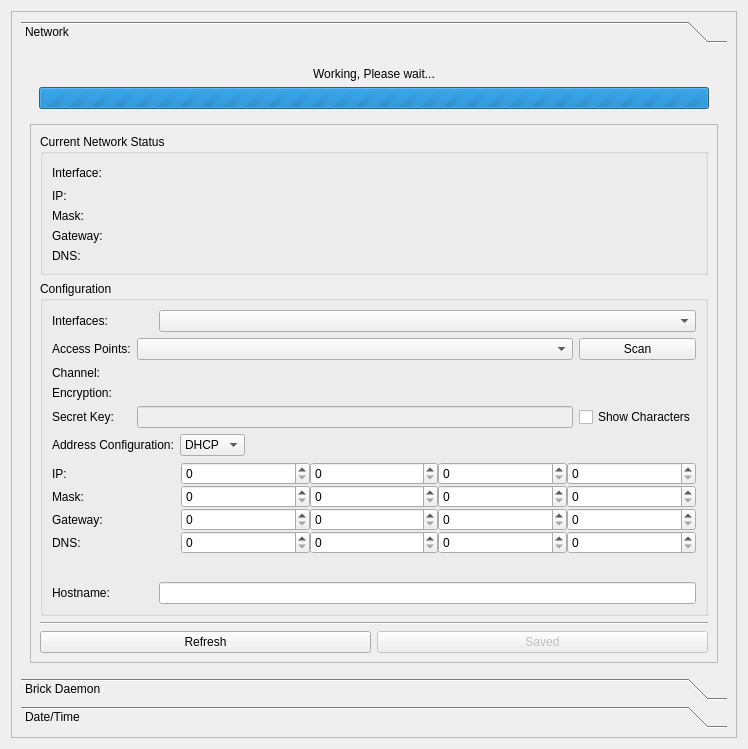
The window that src/brickv/plugin_system/plugins/red/ui/red_tab_settings.ui (Tinkerforge/brickv) describes before a commit, drawn with Qt 5.
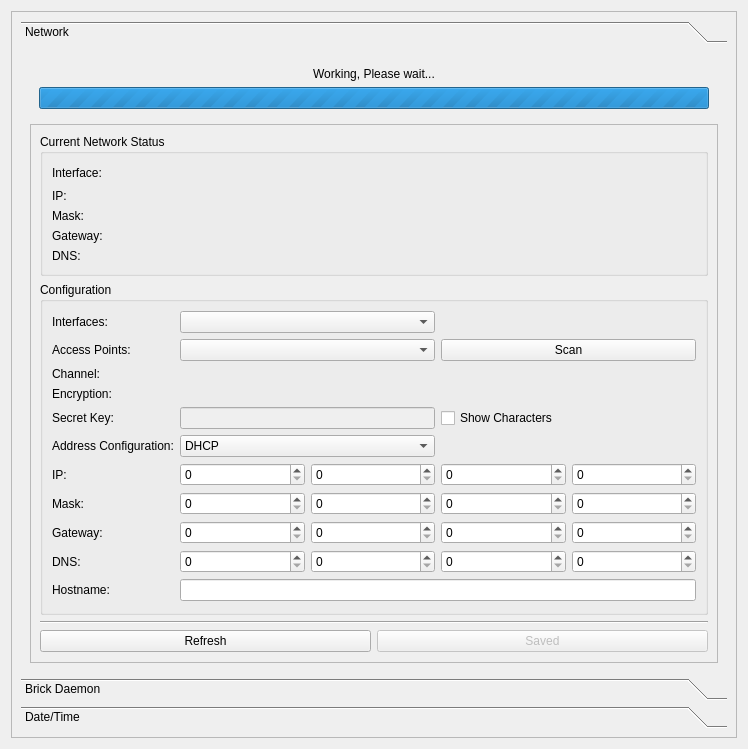
The same window after the commit.

Commit message:
red-brick: Reworked GUI of the network settings.
1. iw tool reporting association for our supported wifi dongle fixed

Diff of the .ui file:
```diff
--- a/src/brickv/plugin_system/plugins/red/ui/red_tab_settings.ui
+++ b/src/brickv/plugin_system/plugins/red/ui/red_tab_settings.ui
@@ -88,9 +88,9 @@
              <property name="geometry">
               <rect>
                <x>0</x>
-               <y>-95</y>
+               <y>-87</y>
                <width>674</width>
-               <height>631</height>
+               <height>613</height>
               </rect>
              </property>
              <layout class="QVBoxLayout" name="verticalLayout_9">
@@ -132,7 +132,56 @@
                   <layout class="QVBoxLayout" name="verticalLayout_7">
                    <item>
                     <layout class="QGridLayout" name="gridLayout_8">
-                     <item row="5" column="0">
+                     <item row="7" column="4">
+                      <widget class="QSpinBox" name="sbox_net_mask4">
+                       <property name="maximum">
+                        <number>255</number>
+                       </property>
+                      </widget>
+                     </item>
+                     <item row="2" column="0">
+                      <widget class="QLabel" name="label_ch">
+                       <property name="text">
+                        <string>Channel:</string>
+                       </property>
+                      </widget>
+                     </item>
+                     <item row="1" column="0">
+                      <widget class="QLabel" name="label_ap">
+                       <property name="text">
+                        <string>Access Points:</string>
+                       </property>
+                      </widget>
+                     </item>
+                     <item row="3" column="0">
+                      <widget class="QLabel" name="label_enc">
+                       <property name="text">
+                        <string>Encryption:</string>
+                       </property>
+                      </widget>
+                     </item>
+                     <item row="7" column="0">
+                      <widget class="QLabel" name="label_mask">
+                       <property name="text">
+                        <string>Mask:</string>
+                       </property>
+                      </widget>
+                     </item>
+                     <item row="7" column="2">
+                      <widget class="QSpinBox" name="sbox_net_mask2">
+                       <property name="maximum">
+                        <number>255</number>
+                       </property>
+                      </widget>
+                     </item>
+                     <item row="8" column="1">
+                      <widget class="QSpinBox" name="sbox_net_gw1">
+                       <property name="maximum">
+                        <number>255</number>
+                       </property>
+                      </widget>
+                     </item>
+                     <item row="11" column="0">
                       <spacer name="verticalSpacer_5">
                        <property name="orientation">
                         <enum>Qt::Vertical</enum>
@@ -152,295 +201,164 @@
                        </property>
                       </widget>
                      </item>
-                     <item row="3" column="0" colspan="3">
-                      <widget class="QFrame" name="frame_static_ip_conf">
-                       <layout class="QVBoxLayout" name="verticalLayout_16">
-                        <property name="spacing">
-                         <number>0</number>
-                        </property>
-                        <property name="margin">
-                         <number>0</number>
-                        </property>
-                        <item>
-                         <layout class="QGridLayout" name="gridLayout_9">
-                          <item row="3" column="0">
-                           <widget class="QLabel" name="label_26">
+                     <item row="10" column="0">
+                      <widget class="QLabel" name="label_3">
+                       <property name="text">
+                        <string>Hostname:</string>
+                       </property>
+                      </widget>
+                     </item>
+                     <item row="6" column="0">
+                      <widget class="QLabel" name="label_ip">
+                       <property name="text">
+                        <string>IP:</string>
+                       </property>
+                      </widget>
+                     </item>
+                     <item row="1" column="3" colspan="2">
+                      <widget class="QPushButton" name="pbutton_net_wireless_scan">
+                       <property name="text">
+                        <string>Scan</string>
+                       </property>
+                      </widget>
+                     </item>
+                     <item row="5" column="0">
+                      <widget class="QLabel" name="label_addrs_conf">
+                       <property name="text">
+                        <string>Address Configuration:</string>
+                       </property>
+                      </widget>
+                     </item>
+                     <item row="9" column="2">
+                      <widget class="QSpinBox" name="sbox_net_dns2">
+                       <property name="maximum">
+                        <number>255</number>
+                       </property>
+                      </widget>
+                     </item>
+                     <item row="8" column="0">
+                      <widget class="QLabel" name="label_gw">
+                       <property name="text">
+                        <string>Gateway:</string>
+                       </property>
+                      </widget>
+                     </item>
+                     <item row="6" column="3">
+                      <widget class="QSpinBox" name="sbox_net_ip3">
+                       <property name="maximum">
+                        <number>255</number>
+                       </property>
+                      </widget>
+                     </item>
+                     <item row="9" column="4">
+                      <widget class="QSpinBox" name="sbox_net_dns4">
+                       <property name="maximum">
+                        <number>255</number>
+                       </property>
+                      </widget>
+                     </item>
+                     <item row="6" column="1">
+                      <widget class="QSpinBox" name="sbox_net_ip1">
+                       <property name="maximum">
+                        <number>255</number>
+                       </property>
+                      </widget>
+                     </item>
+                     <item row="9" column="3">
+                      <widget class="QSpinBox" name="sbox_net_dns3">
+                       <property name="maximum">
+                        <number>255</number>
+                       </property>
+                      </widget>
+                     </item>
+                     <item row="9" column="0">
+                      <widget class="QLabel" name="label_dns">
                             <property name="text">
                              <string>DNS:</string>
                             </property>
                            </widget>
                           </item>
-                          <item row="1" column="1">
-                           <widget class="QSpinBox" name="sbox_net_mask1">
-                            <property name="maximum">
-                             <number>255</number>
+                     <item row="4" column="0">
+                      <widget class="QLabel" name="label_key">
+                       <property name="text">
+                        <string>Secret Key:</string>
                             </property>
                            </widget>
                           </item>
-                          <item row="0" column="4">
+                     <item row="6" column="4">
                            <widget class="QSpinBox" name="sbox_net_ip4">
                             <property name="maximum">
                              <number>255</number>
                             </property>
                            </widget>
                           </item>
-                          <item row="2" column="3">
-                           <widget class="QSpinBox" name="sbox_net_gw3">
+                     <item row="7" column="3">
+                      <widget class="QSpinBox" name="sbox_net_mask3">
                             <property name="maximum">
                              <number>255</number>
                             </property>
                            </widget>
                           </item>
-                          <item row="2" column="4">
-                           <widget class="QSpinBox" name="sbox_net_gw4">
+                     <item row="1" column="1" colspan="2">
+                      <widget class="QComboBox" name="cbox_net_wireless_ap"/>
+                     </item>
+                     <item row="7" column="1">
+                      <widget class="QSpinBox" name="sbox_net_mask1">
                             <property name="maximum">
                              <number>255</number>
                             </property>
                            </widget>
                           </item>
-                          <item row="3" column="1">
+                     <item row="9" column="1">
                            <widget class="QSpinBox" name="sbox_net_dns1">
                             <property name="maximum">
                              <number>255</number>
                             </property>
                            </widget>
                           </item>
-                          <item row="0" column="2">
+                     <item row="8" column="3">
+                      <widget class="QSpinBox" name="sbox_net_gw3">
+                       <property name="maximum">
+                        <number>255</number>
+                       </property>
+                      </widget>
+                     </item>
+                     <item row="6" column="2">
                            <widget class="QSpinBox" name="sbox_net_ip2">
                             <property name="maximum">
                              <number>255</number>
                             </property>
                            </widget>
                           </item>
-                          <item row="1" column="0">
-                           <widget class="QLabel" name="label_23">
-                            <property name="text">
-                             <string>Mask:</string>
-                            </property>
-                           </widget>
-                          </item>
-                          <item row="0" column="0">
-                           <widget class="QLabel" name="label_24">
-                            <property name="text">
-                             <string>IP:</string>
-                            </property>
-                           </widget>
-                          </item>
-                          <item row="0" column="3">
-                           <widget class="QSpinBox" name="sbox_net_ip3">
-                            <property name="maximum">
-                             <number>255</number>
-                            </property>
-                           </widget>
-                          </item>
-                          <item row="1" column="3">
-                           <widget class="QSpinBox" name="sbox_net_mask3">
-                            <property name="maximum">
-                             <number>255</number>
-                            </property>
-                           </widget>
-                          </item>
-                          <item row="4" column="0">
-                           <spacer name="verticalSpacer_2">
-                            <property name="orientation">
-                             <enum>Qt::Vertical</enum>
-                            </property>
-                            <property name="sizeHint" stdset="0">
-                             <size>
-                              <width>20</width>
-                              <height>40</height>
-                             </size>
-                            </property>
-                           </spacer>
-                          </item>
-                          <item row="3" column="2">
-                           <widget class="QSpinBox" name="sbox_net_dns2">
-                            <property name="maximum">
-                             <number>255</number>
-                            </property>
-                           </widget>
-                          </item>
-                          <item row="3" column="3">
-                           <widget class="QSpinBox" name="sbox_net_dns3">
-                            <property name="maximum">
-                             <number>255</number>
-                            </property>
-                           </widget>
-                          </item>
-                          <item row="3" column="4">
-                           <widget class="QSpinBox" name="sbox_net_dns4">
-                            <property name="maximum">
-                             <number>255</number>
-                            </property>
-                           </widget>
-                          </item>
-                          <item row="1" column="2">
-                           <widget class="QSpinBox" name="sbox_net_mask2">
-                            <property name="maximum">
-                             <number>255</number>
-                            </property>
-                           </widget>
-                          </item>
-                          <item row="1" column="4">
-                           <widget class="QSpinBox" name="sbox_net_mask4">
-                            <property name="maximum">
-                             <number>255</number>
-                            </property>
-                           </widget>
-                          </item>
-                          <item row="2" column="1">
-                           <widget class="QSpinBox" name="sbox_net_gw1">
-                            <property name="maximum">
-                             <number>255</number>
-                            </property>
-                           </widget>
-                          </item>
-                          <item row="2" column="2">
+                     <item row="8" column="2">
                            <widget class="QSpinBox" name="sbox_net_gw2">
                             <property name="maximum">
                              <number>255</number>
                             </property>
                            </widget>
                           </item>
-                          <item row="0" column="1">
-                           <widget class="QSpinBox" name="sbox_net_ip1">
+                     <item row="8" column="4">
+                      <widget class="QSpinBox" name="sbox_net_gw4">
                             <property name="maximum">
                              <number>255</number>
                             </property>
                            </widget>
                           </item>
-                          <item row="2" column="0">
-                           <widget class="QLabel" name="label_25">
-                            <property name="text">
-                             <string>Gateway:</string>
-                            </property>
-                           </widget>
-                          </item>
-                         </layout>
-                        </item>
-                        <item>
-                         <spacer name="verticalSpacer_3">
-                          <property name="orientation">
-                           <enum>Qt::Vertical</enum>
-                          </property>
-                          <property name="sizeHint" stdset="0">
-                           <size>
-                            <width>20</width>
-                            <height>40</height>
-                           </size>
-                          </property>
-                         </spacer>
-                        </item>
-                       </layout>
-                      </widget>
-                     </item>
-                     <item row="1" column="0" colspan="3">
-                      <widget class="QFrame" name="frame_wireless_conf">
-                       <layout class="QGridLayout" name="gridLayout">
-                        <property name="margin">
-                         <number>0</number>
-                        </property>
-                        <item row="0" column="0">
-                         <layout class="QGridLayout" name="gridLayout_11">
-                          <item row="3" column="2">
-                           <widget class="QCheckBox" name="cbox_net_wireless_key_show">
+                     <item row="4" column="3" colspan="2">
+                      <widget class="QCheckBox" name="chkbox_net_wireless_key_show">
                             <property name="text">
                              <string>Show Characters</string>
                             </property>
                            </widget>
                           </item>
-                          <item row="2" column="1" colspan="2">
-                           <widget class="QLabel" name="label_net_wireless_enctype">
-                            <property name="text">
-                             <string/>
-                            </property>
-                           </widget>
-                          </item>
-                          <item row="0" column="1">
-                           <widget class="QComboBox" name="cbox_net_wireless_ap"/>
-                          </item>
-                          <item row="3" column="1">
+                     <item row="4" column="1" colspan="2">
                            <widget class="QLineEdit" name="ledit_net_wireless_key">
                             <property name="enabled">
                              <bool>false</bool>
                             </property>
                            </widget>
                           </item>
-                          <item row="1" column="1" colspan="2">
-                           <widget class="QLabel" name="label_net_wireless_channel">
-                            <property name="text">
-                             <string/>
-                            </property>
-                           </widget>
-                          </item>
-                          <item row="0" column="0">
-                           <widget class="QLabel" name="label_27">
-                            <property name="text">
-                             <string>Access Points:</string>
-                            </property>
-                           </widget>
-                          </item>
-                          <item row="4" column="0">
-                           <spacer name="verticalSpacer">
-                            <property name="orientation">
-                             <enum>Qt::Vertical</enum>
-                            </property>
-                            <property name="sizeHint" stdset="0">
-                             <size>
-                              <width>20</width>
-                              <height>40</height>
-                             </size>
-                            </property>
-                           </spacer>
-                          </item>
-                          <item row="3" column="0">
-                           <widget class="QLabel" name="label_29">
-                            <property name="text">
-                             <string>Secret Key:</string>
-                            </property>
-                           </widget>
-                          </item>
-                          <item row="1" column="0">
-                           <widget class="QLabel" name="label_38">
-                            <property name="text">
-                             <string>Channel:</string>
-                            </property>
-                           </widget>
-                          </item>
-                          <item row="0" column="2">
-                           <widget class="QPushButton" name="pbutton_net_wireless_scan">
-                            <property name="text">
-                             <string>Scan</string>
-                            </property>
-                           </widget>
-                          </item>
-                          <item row="2" column="0">
-                           <widget class="QLabel" name="label_28">
-                            <property name="text">
-                             <string>Encryption:</string>
-                            </property>
-                           </widget>
-                          </item>
-                         </layout>
-                        </item>
-                       </layout>
-                      </widget>
-                     </item>
-                     <item row="2" column="0" colspan="3">
-                      <widget class="QFrame" name="frame_net_conftype">
-                       <property name="frameShape">
-                        <enum>QFrame::NoFrame</enum>
-                       </property>
-                       <property name="frameShadow">
-                        <enum>QFrame::Plain</enum>
-                       </property>
-                       <layout class="QVBoxLayout" name="verticalLayout_6">
-                        <property name="margin">
-                         <number>0</number>
-                        </property>
-                        <item>
-                         <layout class="QGridLayout" name="gridLayout_13">
-                          <item row="0" column="1">
+                     <item row="5" column="1" colspan="2">
                            <widget class="QComboBox" name="cbox_net_conftype">
                             <item>
                              <property name="text">
@@ -454,31 +372,6 @@
                             </item>
                            </widget>
                           </item>
-                          <item row="0" column="0">
-                           <widget class="QLabel" name="label_22">
-                            <property name="text">
-                             <string>Address Configuration:</string>
-                            </property>
-                           </widget>
-                          </item>
-                          <item row="0" column="2">
-                           <spacer name="horizontalSpacer_2">
-                            <property name="orientation">
-                             <enum>Qt::Horizontal</enum>
-                            </property>
-                            <property name="sizeHint" stdset="0">
-                             <size>
-                              <width>40</width>
-                              <height>20</height>
-                             </size>
-                            </property>
-                           </spacer>
-                          </item>
-                         </layout>
-                        </item>
-                       </layout>
-                      </widget>
-                     </item>
                      <item row="0" column="1" colspan="2">
                       <widget class="QComboBox" name="cbox_net_intf">
                        <property name="sizePolicy">
@@ -489,7 +382,7 @@
                        </property>
                       </widget>
                      </item>
-                     <item row="4" column="1" colspan="2">
+                     <item row="10" column="1" colspan="4">
                       <widget class="QLineEdit" name="ledit_net_hostname">
                        <property name="enabled">
                         <bool>true</bool>
@@ -502,10 +395,17 @@
                        </property>
                       </widget>
                      </item>
-                     <item row="4" column="0">
-                      <widget class="QLabel" name="label_3">
+                     <item row="2" column="1" colspan="2">
+                      <widget class="QLabel" name="label_net_wireless_channel">
                        <property name="text">
-                        <string>Hostname:</string>
+                        <string/>
+                       </property>
+                      </widget>
+                     </item>
+                     <item row="3" column="1" colspan="2">
+                      <widget class="QLabel" name="label_net_wireless_enctype">
+                       <property name="text">
+                        <string/>
                        </property>
                       </widget>
                      </item>
```
Lines whose indentation alone changed are shown as unchanged. The commit also changes 8 other files.
